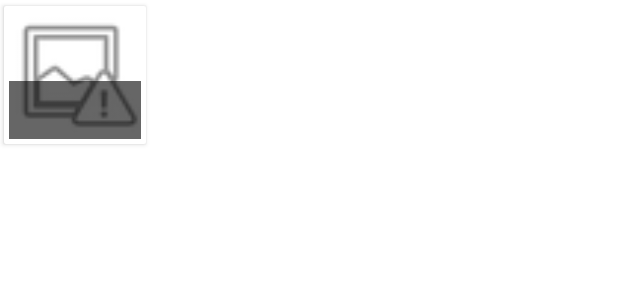
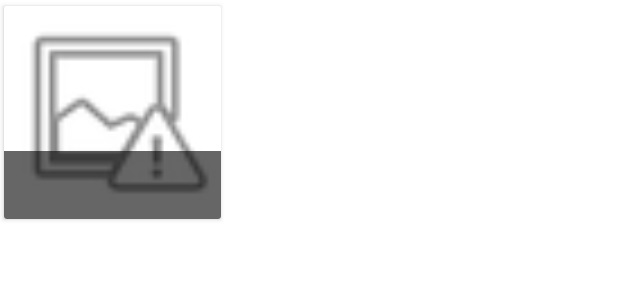
Before and after one commit to PhuongAnhTu/artist-app, an Android app: the layout image_thumbnail.xml on its own in the app's theme, with its tools: preview values and no code run, on a phone screen of 412 x 824 dp. Shown: the top 300 px of the screen. Run offline under Robolectric (Android 15) with nearby library versions, the phone set to English and light mode, and no system bars.

Commit message:
Refactor UI/UX

```diff
--- a/app/src/main/AndroidManifest.xml
+++ b/app/src/main/AndroidManifest.xml
@@ -6,7 +6,7 @@
 
     <application
         android:allowBackup="true"
-        android:icon="@mipmap/ic_launcher"
+        android:icon="@drawable/music"
         android:roundIcon="@mipmap/ic_launcher_round"
         android:supportsRtl="true"
         android:theme="@style/Theme.Artist"
--- a/app/src/main/java/com/example/artist/base/FragmentBase.java
+++ b/app/src/main/java/com/example/artist/base/FragmentBase.java
@@ -30,4 +30,8 @@ public class FragmentBase extends Fragment {
     public void setupRecyclerView(RecyclerView view){
 
     }
+
+    protected void  hideSoftKeyBoard() {
+        mainActivity.hideKeyboard();
+    }
 }
--- a/app/src/main/java/com/example/artist/homeScreen/HomeFragment.java
+++ b/app/src/main/java/com/example/artist/homeScreen/HomeFragment.java
@@ -162,7 +162,6 @@ public class HomeFragment extends FragmentBase implements View.OnClickListener {
             api.loadArtist("Bearer" + mainActivity.getUserToken(),0,10).enqueue(new Callback<APIResponse<ArtistListResponse>>() {
                 @Override
                 public void onResponse(Call<APIResponse<ArtistListResponse>> call, Response<APIResponse<ArtistListResponse>> response) {
-                    Log.e("TAG", "onResponse: Artist");
 
                     APIResponse<ArtistListResponse> artistResponse = response.body();
                     listArtist = artistResponse.data.list_data;
@@ -187,8 +186,6 @@ public class HomeFragment extends FragmentBase implements View.OnClickListener {
             api.loadAlbum("Bearer" + mainActivity.getUserToken(), 0, 10).enqueue(new Callback<APIResponse<AlbumListResponse>>() {
                 @Override
                 public void onResponse(Call<APIResponse<AlbumListResponse>> call, Response<APIResponse<AlbumListResponse>> response) {
-                    Log.e("TAG", "onResponse: Album");
-
                     APIResponse<AlbumListResponse> albumResponse = response.body();
                     listAlbum = albumResponse.data.list_data;
                     albumThumbAdapter.addData(listAlbum);
--- a/app/src/main/res/layout/image_thumbnail.xml
+++ b/app/src/main/res/layout/image_thumbnail.xml
@@ -5,8 +5,8 @@
 
     <androidx.cardview.widget.CardView
         android:id="@+id/cardView"
-        android:layout_width="100dp"
-        android:layout_height="100dp"
+        android:layout_width="150dp"
+        android:layout_height="150dp"
         app:cardUseCompatPadding="true">
 
         <RelativeLayout
@@ -28,7 +28,6 @@
                 android:layout_weight="3"
                 android:layout_width="match_parent"
                 android:layout_height="45dp"
-                android:padding="3dp"
                 android:gravity="start|top"
                 android:layout_alignParentBottom="true">
 
@@ -37,8 +36,10 @@
                     android:layout_width="match_parent"
                     android:layout_height="15dp"
                     android:layout_weight="1"
+                    android:maxLines="1"
                     android:textSize="10dp"
                     android:gravity="start|top"
+                    android:paddingHorizontal="3dp"
                     android:ellipsize="end"
                     android:background="#99000000"
                     android:textStyle="bold"
@@ -48,8 +49,10 @@
                     android:id="@+id/text2"
                     android:layout_width="match_parent"
                     android:layout_weight="1"
+                    android:maxLines="1"
                     android:layout_height="15dp"
                     android:gravity="start|center"
+                    android:paddingHorizontal="3dp"
                     android:textSize="10dp"
                     android:ellipsize="end"
                     android:background="#99000000"
@@ -59,9 +62,11 @@
                 <TextView
                     android:id="@+id/text3"
                     android:layout_weight="1"
+                    android:maxLines="1"
                     android:layout_width="match_parent"
                     android:layout_height="15dp"
                     android:gravity="start|bottom"
+                    android:paddingHorizontal="3dp"
                     android:textSize="10dp"
                     android:ellipsize="end"
                     android:background="#99000000"
--- a/app/src/main/res/menu/logout_menu.xml
+++ b/app/src/main/res/menu/logout_menu.xml
@@ -5,6 +5,7 @@
 
     <item
         android:id="@+id/logout"
-        android:title="@string/log_out"/>
+        android:title="@string/log_out"
+        />
 
 </menu>
--- a/app/src/main/res/values/themes.xml
+++ b/app/src/main/res/values/themes.xml
@@ -12,5 +12,12 @@
         <!-- Status bar color. -->
         <item name="android:statusBarColor" tools:targetApi="l">?attr/colorPrimaryVariant</item>
         <!-- Customize your theme here. -->
+        <item name="android:popupMenuStyle">@style/PopupMenu</item>
     </style>
+
+    <style name="PopupMenu" parent="@android:style/Widget.PopupMenu">
+        <item name="android:popupBackground">#333333</item>
+        <item name="android:textColor">#ececec</item>
+    </style>
+
 </resources>
```
Also changed, not shown: app/src/main/java/com/example/artist/MainActivity.java (+7 -0 lines), app/src/main/java/com/example/artist/login/LoginFragment.java (+9 -6 lines), app/src/main/res/layout/detail_one.xml (+9 -7 lines), app/src/main/res/layout/home_fragment.xml (+9 -3 lines), app/src/main/res/layout/login_fragment.xml (+4 -6 lines), app/src/main/res/layout/photo_dialog.xml (+1 -7 lines).
